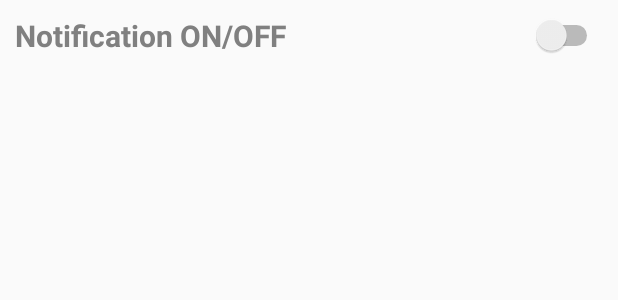
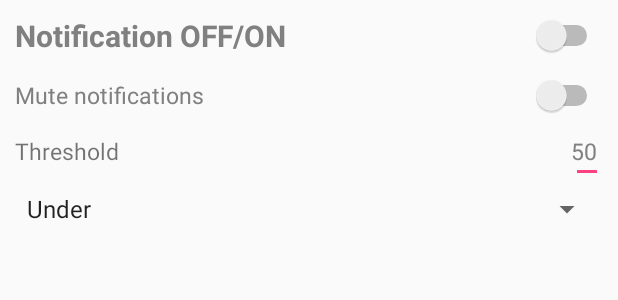
Before and after one commit to MaximSt85/SHT7x_humidity, an Android app: the layout activity_notification.xml on its own in the app's theme, with its tools: preview values and no code run, on a phone screen of 412 x 824 dp. Shown: the top 300 px of the screen. Run offline under Robolectric (Android 15) with nearby library versions, the phone set to English and light mode, and no system bars.

Commit message:
Changed Notification Activity

```diff
--- a/app/src/main/res/layout/activity_notification.xml
+++ b/app/src/main/res/layout/activity_notification.xml
@@ -24,8 +24,7 @@
         android:id="@+id/mute_notifications"
         android:textSize="15sp"
         android:textColor="@android:color/tab_indicator_text"
-        android:paddingBottom="5dp"
-        android:visibility="gone"/>
+        android:paddingBottom="5dp"/>
 
     <LinearLayout
         android:layout_width="match_parent"
@@ -38,8 +37,7 @@
             android:layout_weight="0.5"
             android:textSize="15sp"
             android:layout_height="wrap_content"
-            android:text="@string/threshold"
-            android:visibility="gone"/>
+            android:text="@string/threshold"/>
 
         <EditText
             android:id="@+id/threshold"
@@ -50,8 +48,7 @@
             android:textSize="15sp"
             android:textColor="@android:color/tab_indicator_text"
             android:text="50"
-            android:inputType="number"
-            android:visibility="gone"/>
+            android:inputType="number"/>
     </LinearLayout>
 
     <Spinner
@@ -62,7 +59,6 @@
         android:paddingLeft="0dp"
         android:layout_marginLeft="0dp"
         android:textColor="@android:color/tab_indicator_text"
-        android:entries="@array/notification_array"
-        android:visibility="gone"/>
+        android:entries="@array/notification_array"/>
 
 </LinearLayout>
--- a/app/src/main/res/values/strings.xml
+++ b/app/src/main/res/values/strings.xml
@@ -18,7 +18,7 @@
         <item>Under</item>
         <item>Above</item>
     </string-array>
-    <string name="on_off_notification">Notification ON/OFF</string>
+    <string name="on_off_notification">Notification OFF/ON</string>
     <string name="mute_notification">Mute notifications</string>
     <string name="threshold">Threshold</string>
     <string name="set_threshold">Set threshold</string>
```
Also changed, not shown: app/src/main/java/com/example/max/sht7x_humidity/NotificationActivity.java (+80 -39 lines).
